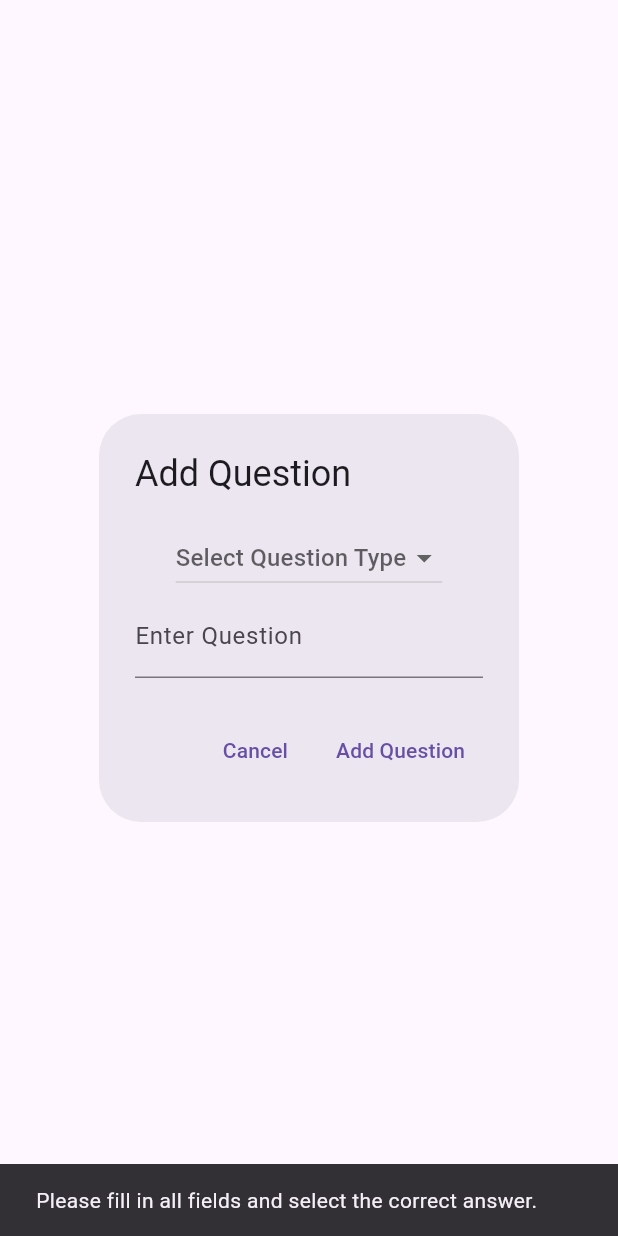
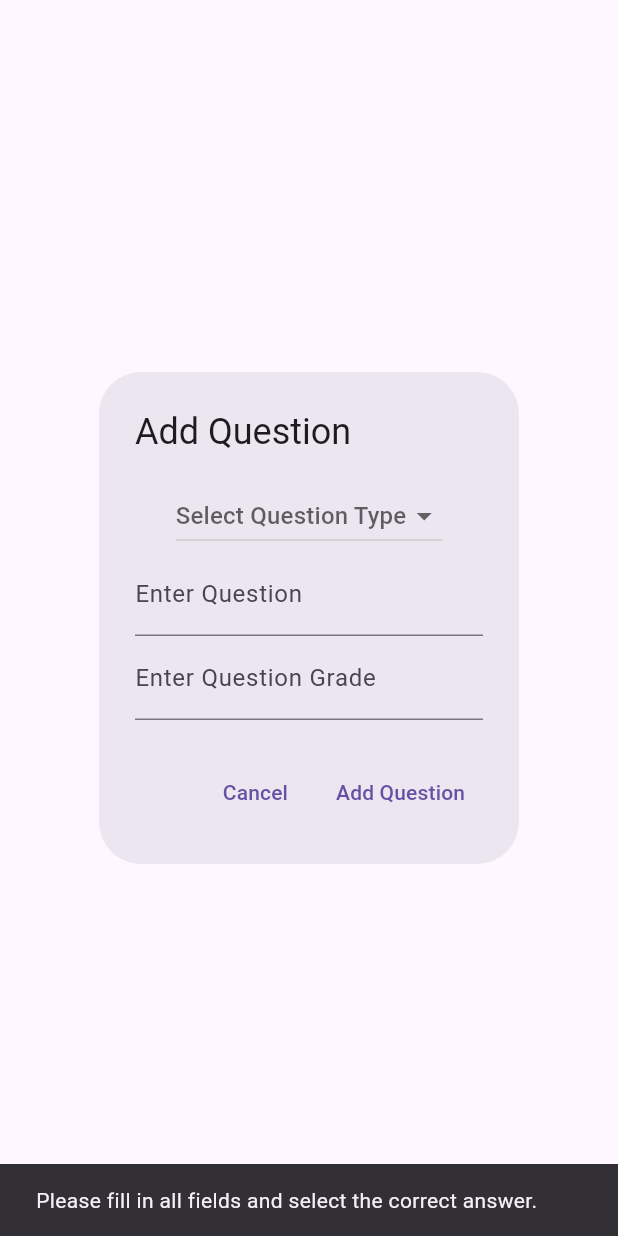
Before and after one commit to MohamedIsa/QuizApp, a Flutter app: the AddQuestion widget shown alone on an empty page, opened directly with empty values, after a tap on "Add Question", on a phone screen of 412 x 824 dp. Run offline on Flutter 3.47's test engine with Material 3 defaults, Android fonts, the phone set to English and light mode, and no system bars; our stand-ins replace cloud_firestore, firebase_auth, firebase_core, flutter_spinkit, google_sign_in; accounts and stored records are empty; generated files the repository leaves out were written again.

Commit message:
Some Improvement for Add Question

```diff
--- a/lib/pages/adminhome/widgets/addQuestion.dart
+++ b/lib/pages/adminhome/widgets/addQuestion.dart
@@ -1,7 +1,8 @@
 import 'package:flutter/material.dart';
+import 'package:flutter/services.dart';
 
 class AddQuestion extends StatefulWidget {
-  final Function(String, String, List<String>, String?) onAddQuestion;
+  final Function(String, String, List<String>, String?, String) onAddQuestion;
 
   AddQuestion({required this.onAddQuestion});
 
@@ -12,8 +13,18 @@ class AddQuestion extends StatefulWidget {
 class _AddQuestionState extends State<AddQuestion> {
   String questionType = '';
   String question = '';
+  String Questiongrade = '';
   List<String> options = ['', '', '', ''];
   String? correctAnswer;
+// Helper method to check for duplicate options
+  bool _isDuplicateOption(String currentOption, int currentIndex) {
+    // Ignore empty options
+    if (currentOption.trim().isEmpty) return false;
+
+    // Check if this option appears in any other index
+    return options.where((option) => option == currentOption).toList().length >
+        1;
+  }
 
   @override
   Widget build(BuildContext context) {
@@ -52,23 +63,39 @@ class _AddQuestionState extends State<AddQuestion> {
               });
             },
           ),
+          TextFormField(
+            decoration: InputDecoration(labelText: "Enter Question Grade"),
+            keyboardType: TextInputType.number,
+            onChanged: (value) {
+              Questiongrade = value;
+            },
+            inputFormatters: [
+              FilteringTextInputFormatter.digitsOnly,
+            ],
+          ),
           // Options for multiple-choice or true/false
           if (questionType == 'Multiple Choice') ...[
-            for (int i = 0; i < 4; i++)
-              TextFormField(
-                initialValue: options[i],
-                decoration: InputDecoration(labelText: 'Option ${i + 1}'),
+            Column(
+              children: List.generate(4, (index) {
+                return Row(
+                  children: [
+                    Expanded(
+                      child: TextFormField(
+                        initialValue: options[index],
+                        decoration: InputDecoration(
+                          labelText: 'Option ${index + 1}',
+                          errorText: _isDuplicateOption(options[index], index)
+                              ? 'Options must be unique'
+                              : null,
+                        ),
                         onChanged: (value) {
                           setState(() {
-                    options[i] = value;
+                            options[index] = value;
                           });
                         },
                       ),
-            // Radio buttons to select the correct answer
-            Column(
-              children: List.generate(options.length, (index) {
-                return RadioListTile<String>(
-                  title: Text(options[index]),
+                    ),
+                    Radio<String>(
                       value: options[index],
                       groupValue: correctAnswer,
                       onChanged: (value) {
@@ -76,6 +103,8 @@ class _AddQuestionState extends State<AddQuestion> {
                           correctAnswer = value;
                         });
                       },
+                    ),
+                  ],
                 );
               }),
             ),
@@ -112,20 +141,28 @@ class _AddQuestionState extends State<AddQuestion> {
         ),
         TextButton(
           onPressed: () {
+            // Additional check to ensure no duplicate options
+            bool hasDuplicates = options
+                    .where((option) => option.trim().isNotEmpty)
+                    .toSet()
+                    .length <
+                options.where((option) => option.trim().isNotEmpty).length;
+
             if (question.isNotEmpty &&
                 questionType.isNotEmpty &&
                 (questionType == 'Short Answer' ||
                     questionType == 'Essay' ||
-                    correctAnswer != null)) {
-              widget.onAddQuestion(
-                  questionType, question, options, correctAnswer);
-              Navigator.pop(
-                  context); // Close the dialog after adding the question
+                    (correctAnswer != null && !hasDuplicates))) {
+              widget.onAddQuestion(questionType, question, options,
+                  correctAnswer, Questiongrade);
+              Navigator.pop(context);
             } else {
               ScaffoldMessenger.of(context).showSnackBar(
                 SnackBar(
-                    content: Text(
-                        'Please fill in all fields and select the correct answer.')),
+                  content: Text(hasDuplicates
+                      ? 'Options must be unique'
+                      : 'Please fill in all fields and select the correct answer.'),
+                ),
               );
             }
           },
```
Also changed, not shown: lib/pages/adminhome/widgets/addQuestionExam.dart (+18 -5 lines). Lines whose indentation alone changed are shown as unchanged.
